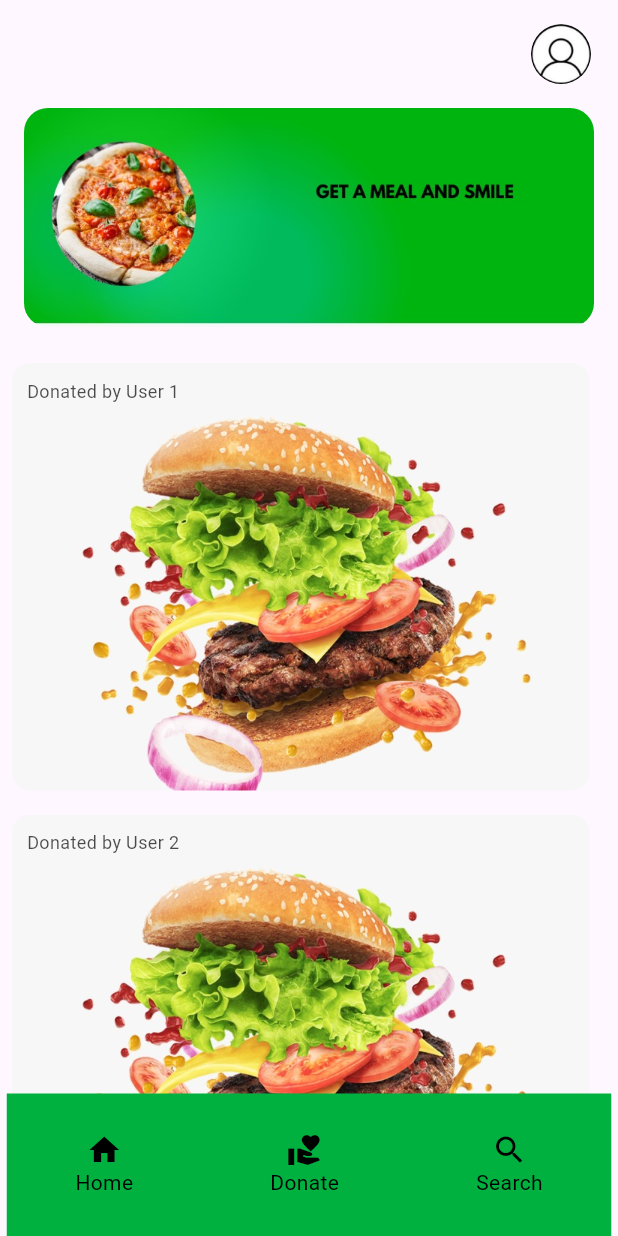
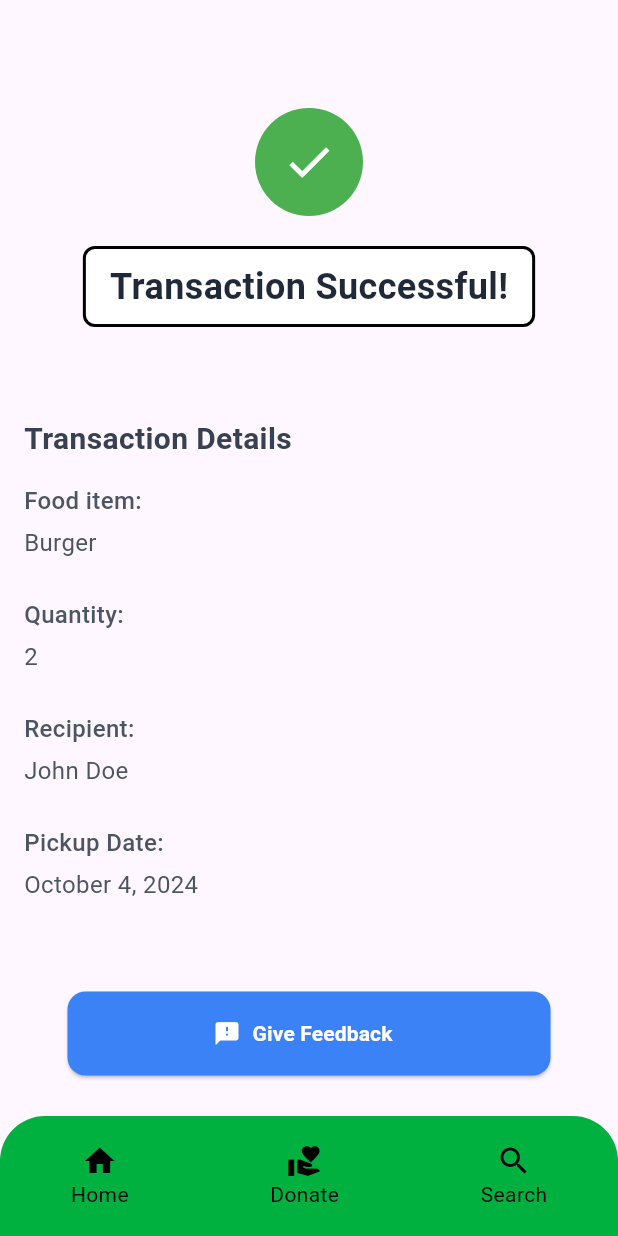
Before and after one commit to 1772hojaz/share_plate, a Flutter app: the screen it shows after launch, on a phone screen of 412 x 824 dp. Run offline on Flutter 3.47's test engine with Material 3 defaults, Android fonts, the phone set to English and light mode, and no system bars; our stand-ins replace get; project files that could hold a hidden picture were left out.

Commit message:
transaction completion screen

```diff
--- a/lib/UI/fogot_password.dart
+++ b/lib/UI/fogot_password.dart
@@ -1,7 +1,7 @@
 import 'package:flutter/material.dart';
 
 class ForgotPasswordScreen extends StatelessWidget {
-  const ForgotPasswordScreen({Key? key}) : super(key: key);
+  const ForgotPasswordScreen({super.key});
 
   @override
   Widget build(BuildContext context) {
--- a/lib/UI/food_listing.dart
+++ b/lib/UI/food_listing.dart
@@ -6,7 +6,7 @@ class FoodListingPageController extends GetxController {
 }
 
 class FoodListingPage extends StatelessWidget {
-  FoodListingPage({Key? key}) : super(key: key);
+  FoodListingPage({super.key});
 
   final FoodListingPageController controller = Get.put(FoodListingPageController());
 
@@ -21,15 +21,15 @@ class FoodListingPage extends StatelessWidget {
           GestureDetector(
             onTap: () {
               // Navigate to user profile when clicked
-              Get.to(UserProfilePage()); // Use GetX for navigation
+              Get.to(const UserProfilePage()); // Use GetX for navigation
             },
             child: Container(
               margin: const EdgeInsets.only(right: 16, top: 16),
               width: 44,
               height: 44,
-              decoration: BoxDecoration(
+              decoration: const BoxDecoration(
                 shape: BoxShape.circle,
-                image: const DecorationImage(
+                image: DecorationImage(
                   image: AssetImage('assets/shareplate-icon.jpeg'), // Replace with your image
                   fit: BoxFit.cover,
                 ),
@@ -68,7 +68,7 @@ class FoodListingPage extends StatelessWidget {
                           width: 385, //  width 385
                           decoration: BoxDecoration(
                             borderRadius: BorderRadius.circular(12),
-                            image: DecorationImage(
+                            image: const DecorationImage(
                               image: AssetImage('assets/shareplateburger1.jpeg'), // Ensure proper image extension
                               fit: BoxFit.cover,
                             ),
@@ -98,9 +98,9 @@ class FoodListingPage extends StatelessWidget {
             height: 95,
             width: 403, // Bottom navigation bar width
             color: const Color(0xFF00B140),
-            child: Row(
+            child: const Row(
               mainAxisAlignment: MainAxisAlignment.spaceAround,
-              children: const [
+              children: [
                 Column(
                   mainAxisSize: MainAxisSize.min,
                   children: [
@@ -133,6 +133,8 @@ class FoodListingPage extends StatelessWidget {
 
 // Example UserProfilePage (Replace this with your actual profile page)
 class UserProfilePage extends StatelessWidget {
+  const UserProfilePage({super.key});
+
   @override
   Widget build(BuildContext context) {
     return Scaffold(
@@ -145,10 +147,3 @@ class UserProfilePage extends StatelessWidget {
     );
   }
 }
-
-void main() {
-  runApp(GetMaterialApp(
-    debugShowCheckedModeBanner: false,
-    home: FoodListingPage(), // Entry point to the FoodListingPage
-  ));
-}
--- a/lib/UI/new_password.dart
+++ b/lib/UI/new_password.dart
@@ -3,7 +3,7 @@ import 'package:flutter/material.dart';
 
 // New Password Screen widget
 class NewPasswordScreen extends StatelessWidget {
- const NewPasswordScreen({Key? key}) : super(key: key); // Constructor
+ const NewPasswordScreen({super.key}); // Constructor
 
 
  @override
--- /dev/null
+++ b/lib/UI/transaction_completion.dart
@@ -0,0 +1,226 @@
+import 'package:flutter/material.dart';
+import 'package:get/get.dart';
+
+class TransactionCompletionPage extends StatelessWidget {
+  const TransactionCompletionPage({Key? key}) : super(key: key);
+
+  @override
+  Widget build(BuildContext context) {
+    return Scaffold(
+      appBar: AppBar(
+        backgroundColor: Colors.transparent,
+        elevation: 0,
+      ),
+      body: SingleChildScrollView(
+        child: Padding(
+          padding: const EdgeInsets.all(16.0),
+          child: Column(
+            crossAxisAlignment: CrossAxisAlignment.start,
+            children: [
+              Center(
+                child: Container(
+                  width: 72,
+                  height: 72,
+                  decoration: BoxDecoration(
+                    color: Colors.green,
+                    shape: BoxShape.circle,
+                  ),
+                  child: const Icon(
+                    Icons.check,
+                    color: Colors.white,
+                    size: 36,
+                  ),
+                ),
+              ),
+              const SizedBox(height: 20),
+              Center(
+                child: Container(
+                  padding: const EdgeInsets.symmetric(horizontal: 16, vertical: 8),
+                  decoration: BoxDecoration(
+                    color: Colors.white,
+                    border: Border.all(color: Colors.black, width: 2), // Black border
+                    borderRadius: BorderRadius.circular(8), // Slightly rounded edges
+                  ),
+                  child: Text(
+                    "Transaction Successful!",
+                    style: TextStyle(
+                      color: const Color(0xFF1F2937),
+                      fontWeight: FontWeight.bold,
+                      fontSize: 24,
+                    ),
+                  ),
+                ),
+              ),
+              const SizedBox(height: 60),
+              Text(
+                "Transaction Details",
+                style: TextStyle(
+                  color: const Color(0xFF374151),
+                  fontWeight: FontWeight.w600,
+                  fontSize: 20,
+                ),
+              ),
+              const SizedBox(height: 15),
+              Text(
+                "Food item:",
+                style: TextStyle(
+                  color: const Color(0xFF4B5563),
+                  fontWeight: FontWeight.w500,
+                  fontSize: 16,
+                ),
+              ),
+              const SizedBox(height: 5),
+              const Text(
+                "Burger",
+                style: TextStyle(
+                  color: Color(0xFF4B5563),
+                  fontWeight: FontWeight.normal,
+                  fontSize: 16,
+                ),
+              ),
+              const SizedBox(height: 25),
+              Text(
+                "Quantity:",
+                style: TextStyle(
+                  color: const Color(0xFF4B5563),
+                  fontWeight: FontWeight.w500,
+                  fontSize: 16,
+                ),
+              ),
+              const SizedBox(height: 5),
+              const Text(
+                "2",
+                style: TextStyle(
+                  color: Color(0xFF4B5563),
+                  fontWeight: FontWeight.normal,
+                  fontSize: 16,
+                ),
+              ),
+              const SizedBox(height: 25),
+              Text(
+                "Recipient:",
+                style: TextStyle(
+                  color: const Color(0xFF4B5563),
+                  fontWeight: FontWeight.w500,
+                  fontSize: 16,
+                ),
+              ),
+              const SizedBox(height: 5),
+              const Text(
+                "John Doe",
+                style: TextStyle(
+                  color: Color(0xFF4B5563),
+                  fontWeight: FontWeight.normal,
+                  fontSize: 16,
+                ),
+              ),
+              const SizedBox(height: 25),
+              Text(
+                "Pickup Date:",
+                style: TextStyle(
+                  color: const Color(0xFF4B5563),
+                  fontWeight: FontWeight.w500,
+                  fontSize: 16,
+                ),
+              ),
+              const SizedBox(height: 5),
+              const Text(
+                "October 4, 2024",
+                style: TextStyle(
+                  color: Color(0xFF4B5563),
+                  fontWeight: FontWeight.normal,
+                  fontSize: 16,
+                ),
+              ),
+              const SizedBox(height: 60),
+              Center(
+                child: ElevatedButton.icon(
+                  style: ElevatedButton.styleFrom(
+                    backgroundColor: Color(0xFF3B82F6), // Blue button
+                    minimumSize: const Size(322, 56), // Button size
+                    shape: RoundedRectangleBorder(
+                      borderRadius: BorderRadius.circular(12), // Rounded corners
+                    ),
+                  ),
+                  onPressed: () {
+                    // Navigate to feedback form (to be added later)
+                    // Get.to(FeedbackFormPage());
+                  },
+                  icon: const Icon(Icons.feedback, color: Colors.white),
+                  label: const Text(
+                    "Give Feedback",
+                    style: TextStyle(
+                      color: Colors.white,
+                      fontWeight: FontWeight.bold,
+                    ),
+                  ),
+                ),
+              ),
+            ],
+          ),
+        ),
+      ),
+      bottomNavigationBar: Container(
+        height: 80,
+        decoration: BoxDecoration(
+          color: const Color(0xFF00B140),
+          borderRadius: const BorderRadius.only(
+            topLeft: Radius.circular(30),
+            topRight: Radius.circular(30),
+          ),
+        ),
+        child: Row(
+          mainAxisAlignment: MainAxisAlignment.spaceAround,
+          children: [
+            GestureDetector(
+              onTap: () {
+                // Navigate to Home Page
+                // Get.to(HomePage());
+              },
+              child: Column(
+                mainAxisSize: MainAxisSize.min,
+                children: const [
+                  Icon(Icons.home, color: Colors.black),
+                  Text('Home', style: TextStyle(color: Colors.black)),
+                ],
+              ),
+            ),
+            GestureDetector(
+              onTap: () {
+                // Navigate to Donate Page
+                // Get.to(DonatePage());
+              },
+              child: Column(
+                mainAxisSize: MainAxisSize.min,
+                children: const [
+                  Icon(Icons.volunteer_activism, color: Colors.black),
+                  Text('Donate', style: TextStyle(color: Colors.black)),
+                ],
+              ),
+            ),
+            GestureDetector(
+              onTap: () {
+                // Navigate to Search Page
+                // Get.to(SearchPage());
+              },
+              child: Column(
+                mainAxisSize: MainAxisSize.min,
+                children: const [
+                  Icon(Icons.search, color: Colors.black),
+                  Text('Search', style: TextStyle(color: Colors.black)),
+                ],
+              ),
+            ),
+          ],
+        ),
+      ),
+    );
+  }
+}
+
+void main() {
+  runApp(GetMaterialApp(
+    debugShowCheckedModeBanner: false,
+    home: const TransactionCompletionPage(), // Entry point to the Transaction Completion Page
+  ));
+}
--- a/lib/main.dart
+++ b/lib/main.dart
@@ -1,7 +1,6 @@
 import 'package:flutter/material.dart';
-import 'package:share_plate/UI/food_listing.dart'; // Import the food listing page
-import 'package:share_plate/UI/new_password.dart'; // Import the new password page if needed
-
+import 'package:share_plate/UI/food_listing.dart';
+import 'package:share_plate/UI/transaction_completion.dart';
 void main() {
   runApp(const MyApp()); // Run the MyApp widget
 }
@@ -13,7 +12,7 @@ class MyApp extends StatelessWidget {
   Widget build(BuildContext context) {
     return MaterialApp(
       debugShowCheckedModeBanner: false, // Hide the debug banner
-      home: FoodListingPage(), // Set the FoodListingPage as the home screen
+      home: TransactionCompletionPage(), // Set the FoodListingPage as the home screen
     );
   }
 }
```
